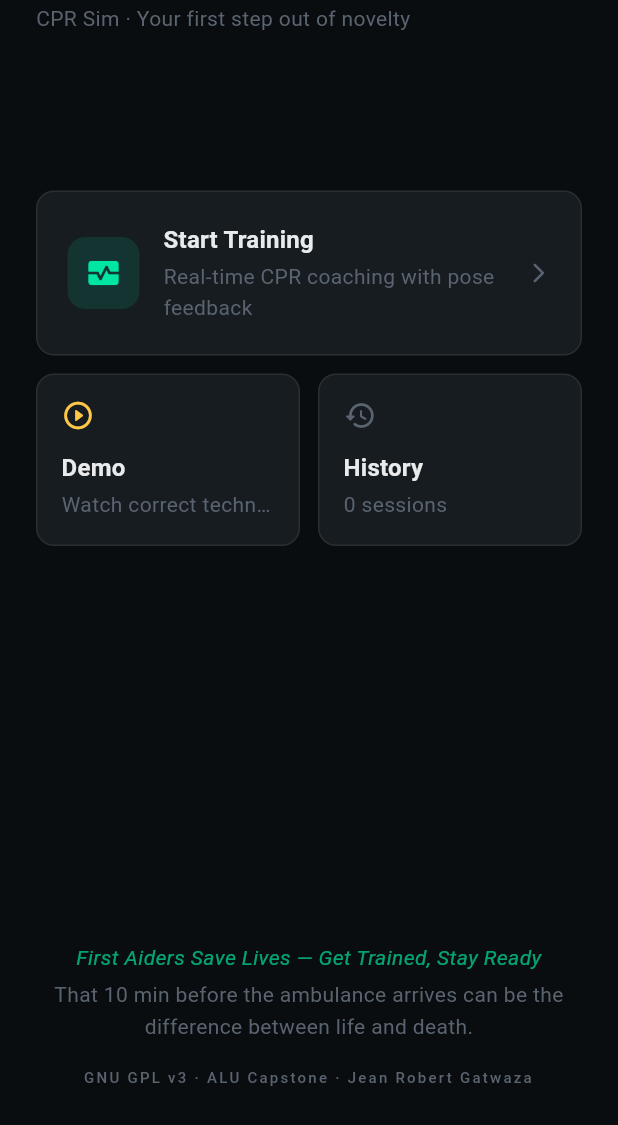
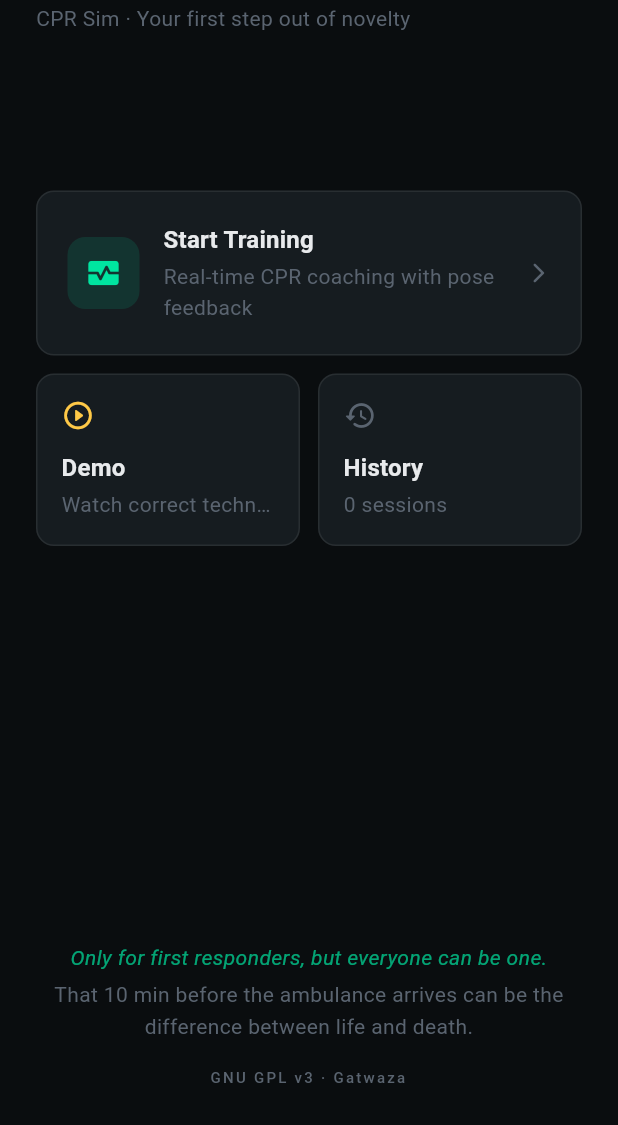
Before and after one commit to Gatwaza/Capstone-Project, a Flutter app: the screen it shows after launch, on a phone screen of 412 x 824 dp, the part 111-1236 px from its top. Run offline on Flutter 3.47's test engine with Material 3 defaults, Android fonts, the phone set to English and light mode, and no system bars; our stand-ins replace camera, flutter_riverpod, flutter_tts, freezed_annotation, get_it, go_router and 5 more; missing offline and left inert: dart:js, google_mlkit_pose_detection, tflite_flutter; accounts and stored records are empty; generated files the repository leaves out were written again; statements that could not run were skipped.

Commit message:
editorial changes

```diff
--- a/novice 4/lib/features/home/home_screen.dart
+++ b/novice 4/lib/features/home/home_screen.dart
@@ -109,7 +109,7 @@ const SizedBox(height: 32),
                 child: Column(
                   children: [
                     Text(
-                      'First Aiders Save Lives — Get Trained, Stay Ready',
+                      'Only for first responders, but everyone can be one.',
                       textAlign: TextAlign.center,
                       style: Theme.of(context).textTheme.bodyMedium?.copyWith(
                         fontStyle: FontStyle.italic,
@@ -124,7 +124,7 @@ const SizedBox(height: 32),
                     ),
                     const SizedBox(height: 16),
                     Text(
-                      'GNU GPL v3 · ALU Capstone · Jean Robert Gatwaza',
+                      'GNU GPL v3 · Gatwaza',
                       textAlign: TextAlign.center,
                       style: Theme.of(context).textTheme.labelSmall,
                     ),
```
Also changed, not shown: 2 other files.
